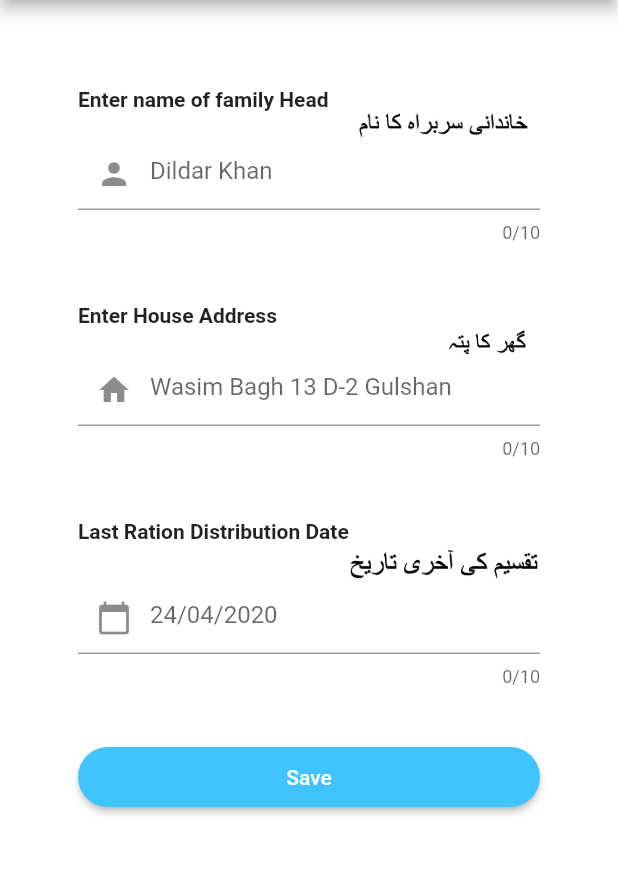
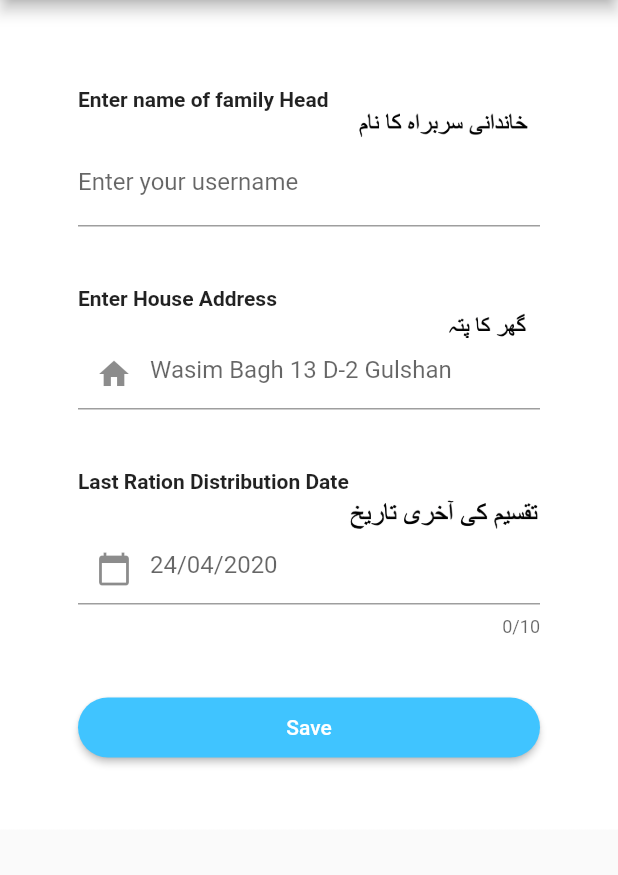
Before and after one commit to amirhere/ration-tracker, a Flutter app: the AddRecord screen opened by its route, on a phone screen of 412 x 824 dp, the part 84-959 px from its top. Run offline on Flutter 3.47's test engine with Material 2 defaults, Android fonts, the phone set to English and light mode, and no system bars; our stand-ins replace shared_preferences; accounts and stored records are empty; Roboto replaces fonts that are missing (Nuito).

Commit message:
fixed keyboard not opening issue

```diff
--- a/lib/main.dart
+++ b/lib/main.dart
@@ -8,6 +8,8 @@ import 'widget/addRecord.dart';
 void main() => runApp(MyApp());
 
 class MyApp extends StatelessWidget {
+
+
   final routes = <String,WidgetBuilder>{
     LoginPage.tag: (context) => LoginPage(),
     HomePage.tag: (context) => HomePage(),
@@ -27,7 +29,7 @@ class MyApp extends StatelessWidget {
         primarySwatch: Colors.lightBlue,
         fontFamily: 'Nuito'
       ),
-      home: LoginPage(),
+      home: HomePage(),
       routes: routes,
     );
   }
--- a/lib/widget/addRecord.dart
+++ b/lib/widget/addRecord.dart
@@ -63,24 +63,22 @@ class AddRecord extends StatelessWidget {
 
 
 
+/*
+    final familyHeadNameTextBox = new TextField(
 
-    final familyHeadNameTextBox = InkWell(
+      decoration: InputDecoration(
+          border: InputBorder.none,
+          hintText: 'Enter a search term'
+      ),
 
-      child: IgnorePointer(
-        child: new TextField(
+    );
+
+*/
 
 
-
-
-          decoration: new InputDecoration(
-            hintText: ("Dildar Khan"),
-            prefixIcon: Icon(Icons.person),
-
-          ),
-          maxLength: 10,
-          // validator: validateDob,
-
-        ),
+    final familyHeadNameTextBox =  new TextFormField(
+      decoration: InputDecoration(
+          labelText: 'Enter your username'
       ),
     );
 
@@ -237,26 +235,18 @@ class AddRecord extends StatelessWidget {
     );
 
 
-    final addressTxtBox = InkWell(
-
-      child: IgnorePointer(
-        child: new TextField(
+    final addressTxtBox = new TextField(
 
 
-          controller:  setRationDistributionDate,
+    decoration: new InputDecoration(
+    hintText: ("Wasim Bagh 13 D-2 Gulshan"),
+    prefixIcon: Icon(Icons.home),
 
-          decoration: new InputDecoration(
-            hintText: ("Wasim Bagh 13 D-2 Gulshan"),
-            prefixIcon: Icon(Icons.home),
+    ),
 
-          ),
-          maxLength: 10,
-          // validator: validateDob,
+    // validator: validateDob,
 
-        ),
-      ),
     );
-
 
 
 
```
Also changed, not shown: lib/widget/dashboard.dart (+57 -86 lines), lib/widget/home.dart (+5 -18 lines), 2 other files.
